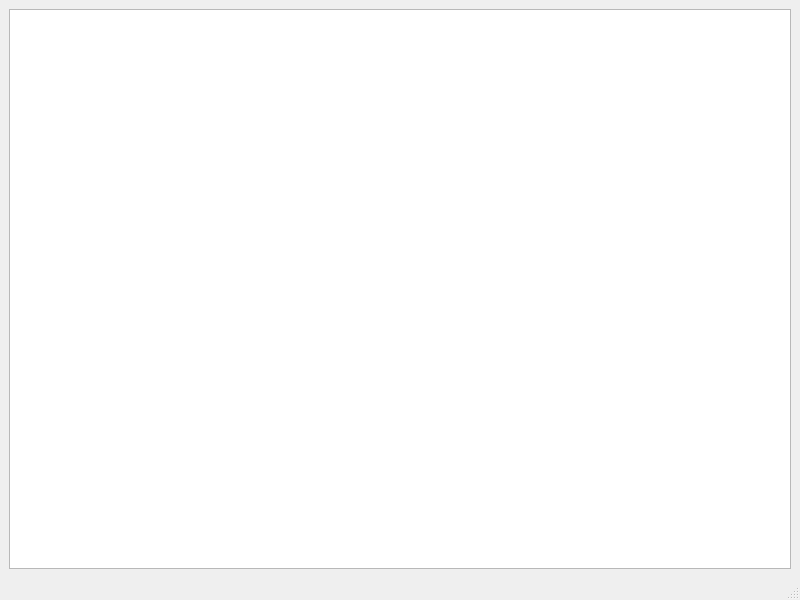
Above: mainwindow.ui from SuperLiaohy/MemRW before the change. Below: the same form after it.
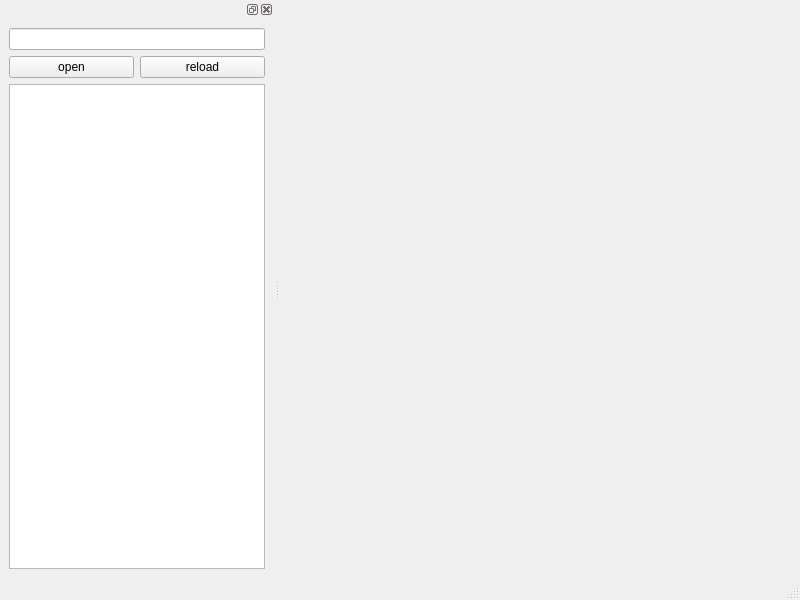
That is the form after the change.

Commit message: simple ui for dwarf

The edit to the form file:
```diff
--- a/mainwindow.ui
+++ b/mainwindow.ui
@@ -13,13 +13,7 @@
   <property name="windowTitle">
    <string>MainWindow</string>
   </property>
-  <widget class="QWidget" name="centralwidget">
-   <layout class="QGridLayout" name="gridLayout">
-    <item row="0" column="0">
-     <widget class="QTreeView" name="treeView"/>
-    </item>
-   </layout>
-  </widget>
+  <widget class="QWidget" name="centralwidget"/>
   <widget class="QMenuBar" name="menubar">
    <property name="geometry">
     <rect>
@@ -31,6 +25,35 @@
    </property>
   </widget>
   <widget class="QStatusBar" name="statusbar"/>
+  <widget class="QDockWidget" name="dockWidget">
+   <attribute name="dockWidgetArea">
+    <number>1</number>
+   </attribute>
+   <widget class="QWidget" name="dockWidgetContents">
+    <layout class="QGridLayout" name="gridLayout">
+     <item row="0" column="0" colspan="2">
+      <widget class="QLineEdit" name="fileEdit"/>
+     </item>
+     <item row="1" column="0">
+      <widget class="QPushButton" name="openBtn">
+       <property name="text">
+        <string>open</string>
+       </property>
+      </widget>
+     </item>
+     <item row="1" column="1">
+      <widget class="QPushButton" name="reloadBtn">
+       <property name="text">
+        <string>reload</string>
+       </property>
+      </widget>
+     </item>
+     <item row="2" column="0" colspan="2">
+      <widget class="QTreeView" name="treeView"/>
+     </item>
+    </layout>
+   </widget>
+  </widget>
  </widget>
  <resources/>
  <connections/>
```
The commit also changes 7 other files.
